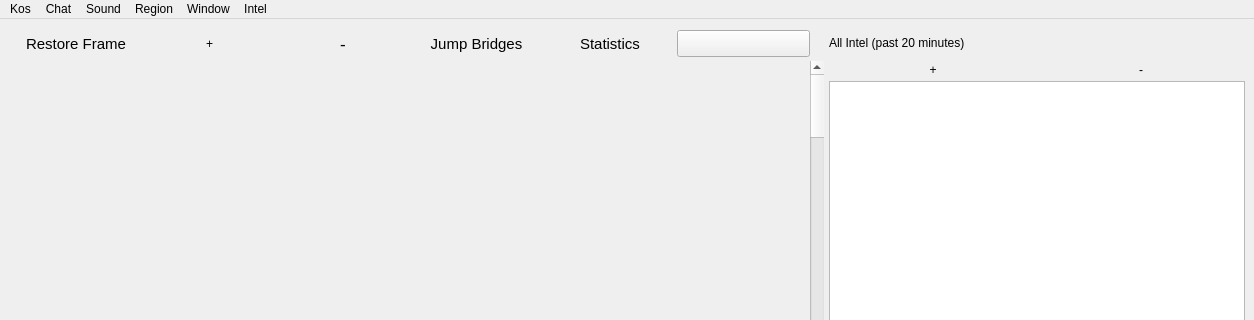
Above: src/vi/ui/MainWindow.ui from jkey-67/spyglass before the change; both pictures show x 0 to 1254 and y 0 to 320 of the 1254 by 798 pixel window. Below: the same form after it.
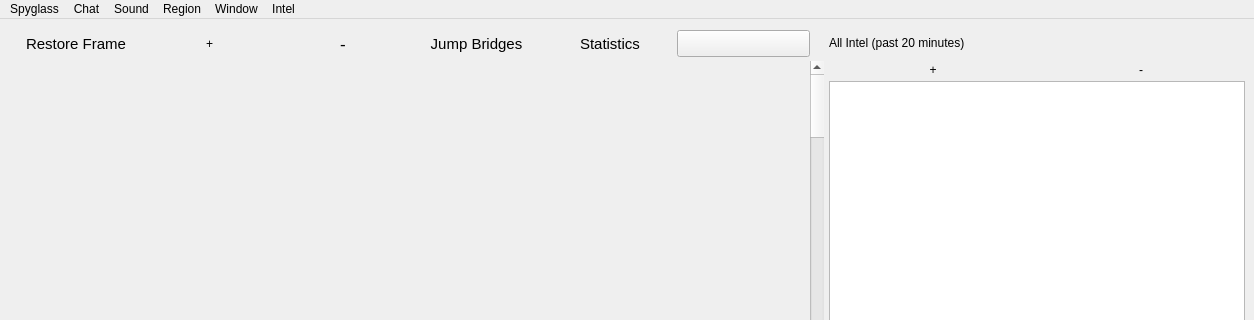
That is the form after the change. Icons and pictures are not drawn. Custom widgets are drawn as their Qt base class.

The edit to the form file:
```diff
--- a/src/vi/ui/MainWindow.ui
+++ b/src/vi/ui/MainWindow.ui
@@ -438,7 +438,7 @@
    </property>
    <widget class="QMenu" name="menu">
     <property name="title">
-     <string>Kos</string>
+     <string>Spyglass</string>
     </property>
     <addaction name="autoScanIntelAction"/>
     <addaction name="kosClipboardActiveAction"/>
```
Left out of the diff: 2 changed lines with no effect on the pictures.
